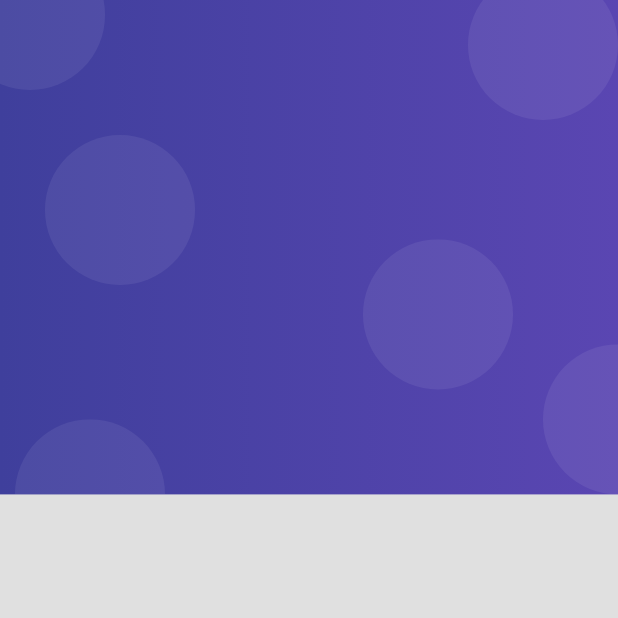
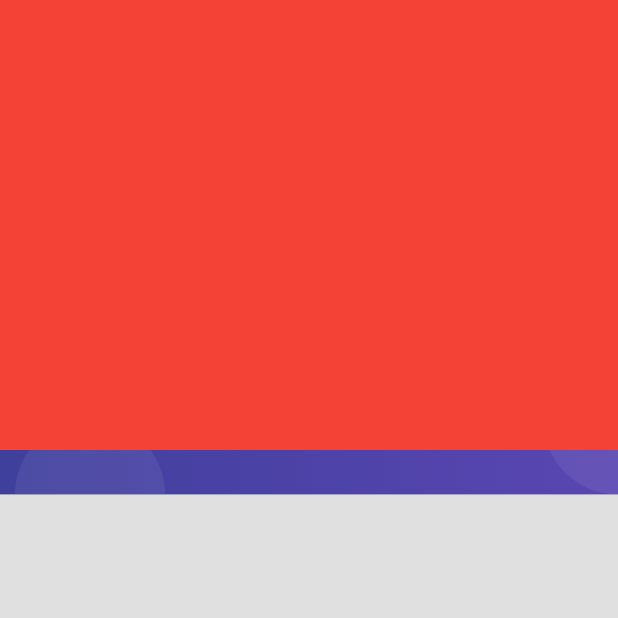
Before and after one commit to cesaroer/App_Productos, a Flutter app: the screen it shows after launch, on a phone screen of 412 x 824 dp, the top half of it. Run offline on Flutter 3.47's test engine with Material 2 defaults, Android fonts, the phone set to English and light mode, and no system bars.

Commit message:
finish Auth bg widget

```diff
--- a/lib/screens/home_screen.dart
+++ b/lib/screens/home_screen.dart
@@ -3,8 +3,10 @@ import 'package:flutter/material.dart';
 class HomeScreen extends StatelessWidget {
   @override
   Widget build(BuildContext context) {
-    return Container(
-      child: Text("Hola HomeScreen"),
+    return Scaffold(
+      body: Container(
+        child: Text("Home Screen"),
+      ),
     );
   }
 }
--- a/lib/screens/login_screen.dart
+++ b/lib/screens/login_screen.dart
@@ -5,7 +5,13 @@ class LoginScreen extends StatelessWidget {
   @override
   Widget build(BuildContext context) {
     return Scaffold(
-      body: AuthBackground(),
+      body: AuthBackground(
+        child: Container(
+          width: double.infinity,
+          height: 300,
+          color: Colors.red,
+        ),
+      ),
     );
   }
 }
--- a/lib/screens/screens.dart
+++ b/lib/screens/screens.dart
@@ -1,4 +1,3 @@
 // Se usara para tener todas las importaciones de screens en un oslo archivo
-
 export 'package:productos_app/screens/home_screen.dart';
 export 'package:productos_app/screens/login_screen.dart';
--- a/lib/widgets/auth_background.dart
+++ b/lib/widgets/auth_background.dart
@@ -1,6 +1,13 @@
 import 'package:flutter/material.dart';
 
 class AuthBackground extends StatelessWidget {
+  final Widget child;
+
+  const AuthBackground({
+    Key? key,
+    required this.child,
+  }) : super(key: key);
+
   @override
   Widget build(BuildContext context) {
     return Container(
@@ -9,7 +16,22 @@ class AuthBackground extends StatelessWidget {
       child: Stack(
         children: [
           _PurpleBox(),
+          _HeaderIcon(),
+          this.child,
         ],
+      ),
+    );
+  }
+}
+
+class _HeaderIcon extends StatelessWidget {
+  @override
+  Widget build(BuildContext context) {
+    return SafeArea(
+      child: Container(
+        width: double.infinity,
+        margin: EdgeInsets.only(top: 30),
+        child: Icon(Icons.person_pin, color: Colors.white, size: 100),
       ),
     );
   }
--- a/pubspec.yaml
+++ b/pubspec.yaml
@@ -18,7 +18,7 @@ publish_to: 'none' # Remove this line if you wish to publish to pub.dev
 version: 1.0.0+1
 
 environment:
-  sdk: ">=2.7.0 <3.0.0"
+  sdk: ">=2.12.0 <3.0.0"
 
 dependencies:
   flutter:
```
